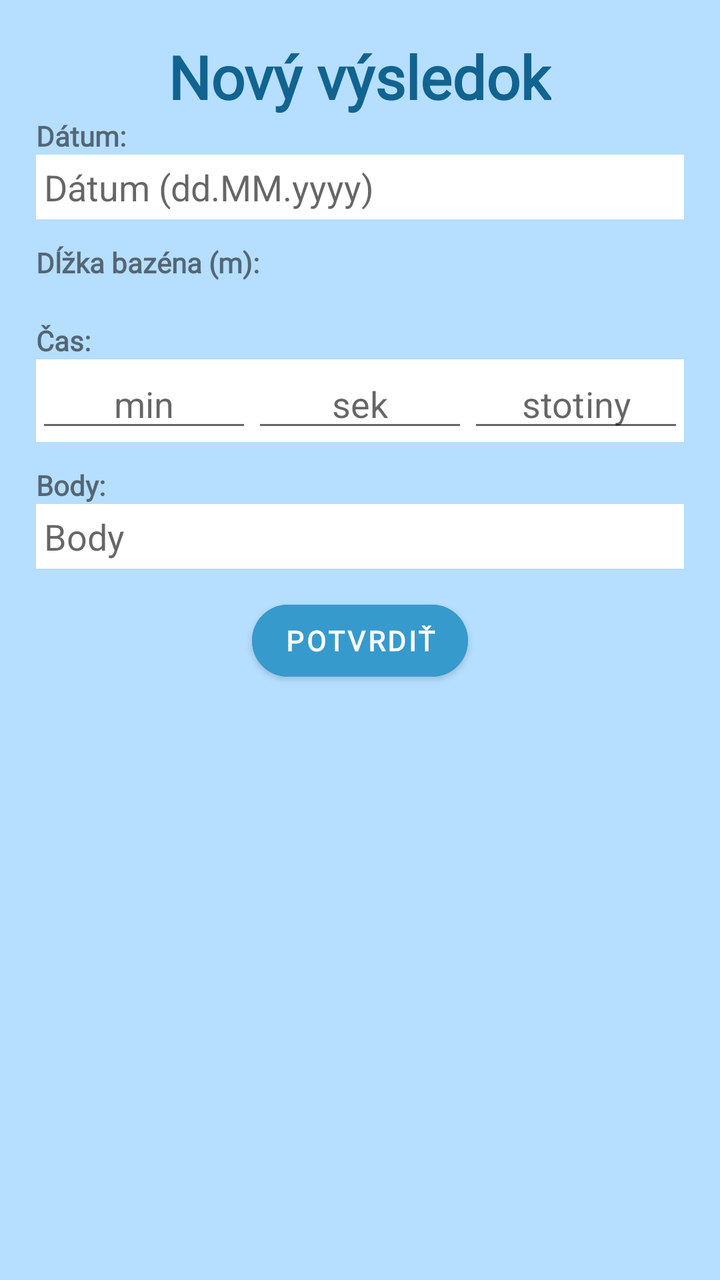
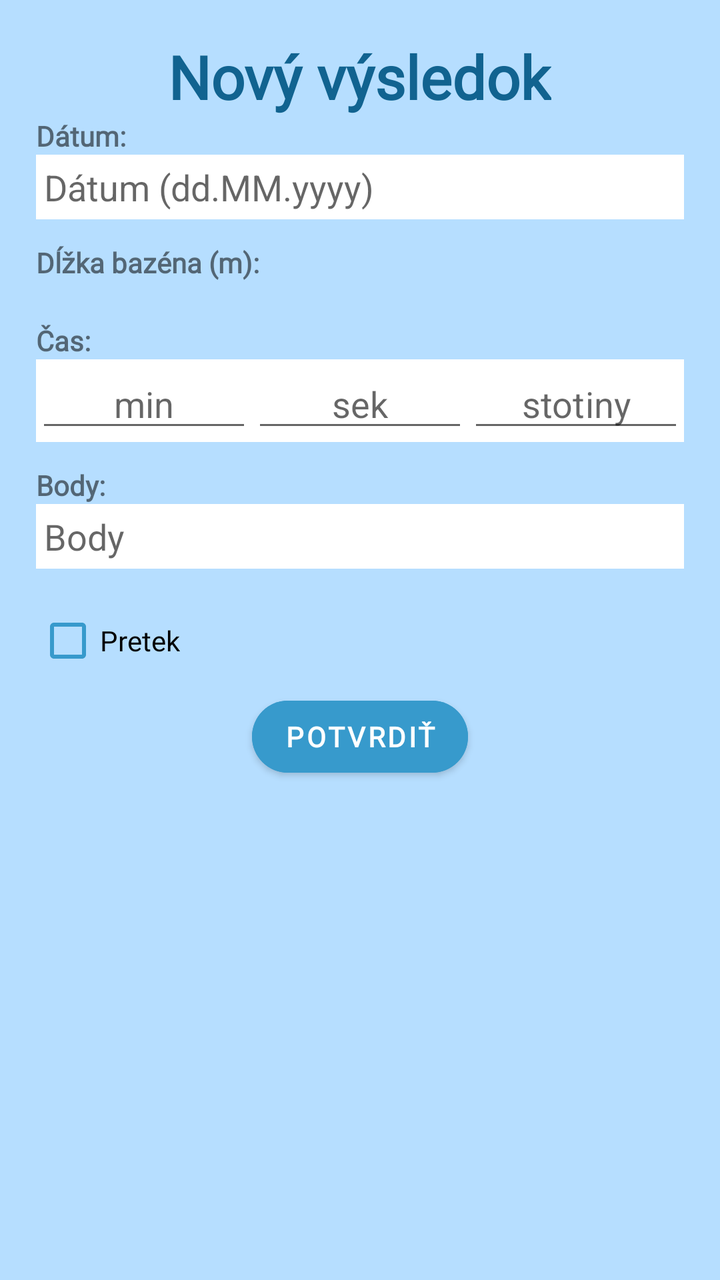

The first picture is an Android layout as it rendered before a commit; the second is the same layout after the commit. The layout source and the unified diff follow.
<!-- AndroidManifest.xml: application theme Theme.FINA_points_app -->
<!-- res/layout/dialog_new_result.xml -->
<?xml version="1.0" encoding="utf-8"?>
<LinearLayout xmlns:android="http://schemas.android.com/apk/res/android"
    xmlns:app="http://schemas.android.com/apk/res-auto"
    android:layout_width="match_parent"
    android:layout_height="wrap_content"
    android:padding="18dp"
    android:orientation="vertical"
    android:background="@color/log_reg_card"
    android:gravity="center_horizontal">

    <TextView
        android:id="@+id/tvNewResult"
        android:layout_width="wrap_content"
        android:layout_height="wrap_content"
        android:text="Nový výsledok"
        android:textColor="@color/title"
        android:textStyle="bold"
        android:textSize="30dp"
        android:fontFamily="@font/poppins_bold" />

    <LinearLayout
        android:layout_width="match_parent"
        android:layout_height="wrap_content"
        android:orientation="vertical"
        android:gravity="center_vertical">

        <TextView
            android:layout_width="wrap_content"
            android:layout_height="wrap_content"
            android:fontFamily="@font/poppins"
            android:text="Dátum:"
            android:textStyle="bold" />

        <EditText
            android:id="@+id/etDate"
            android:layout_width="match_parent"
            android:layout_height="wrap_content"
            android:hint="Dátum (dd.MM.yyyy)"
            android:textColor="#000000"
            android:layout_marginBottom="12dp"
            android:background="@color/white"
            android:padding="4dp"/>
    </LinearLayout>

    <LinearLayout
        android:layout_width="match_parent"
        android:layout_height="wrap_content"
        android:orientation="vertical"
        android:gravity="center_vertical">

        <TextView
            android:layout_width="wrap_content"
            android:layout_height="wrap_content"
            android:text="Dĺžka bazéna (m):"
            android:textStyle="bold"
            android:fontFamily="@font/poppins" />

        <Spinner
            android:id="@+id/spinnerPoolLength"
            android:layout_width="wrap_content"
            android:layout_height="wrap_content"
            android:layout_marginBottom="12dp"
            android:padding="4dp"
            android:background="@drawable/rounded_white_background" />
    </LinearLayout>

    <LinearLayout
        android:layout_width="match_parent"
        android:layout_height="wrap_content"
        android:orientation="vertical"
        android:gravity="center_vertical">

        <TextView
            android:layout_width="wrap_content"
            android:layout_height="wrap_content"
            android:text="Čas:"
            android:textStyle="bold"
            android:fontFamily="@font/poppins" />

        <LinearLayout
            android:id="@+id/timeContainer"
            android:layout_width="match_parent"
            android:layout_height="wrap_content"
            android:orientation="horizontal"
            android:background="@color/white"
            android:layout_marginBottom="12dp">

            <EditText
                android:id="@+id/etMinutes"
                android:layout_width="0dp"
                android:layout_height="wrap_content"
                android:layout_weight="1"
                android:hint="min"
                android:inputType="number"
                android:gravity="center"/>

            <EditText
                android:id="@+id/etSeconds"
                android:layout_width="0dp"
                android:layout_height="wrap_content"
                android:layout_weight="1"
                android:hint="sek"
                android:gravity="center"
                android:inputType="number"/>

            <EditText
                android:id="@+id/etHundredths"
                android:layout_width="0dp"
                android:layout_height="wrap_content"
                android:layout_weight="1"
                android:hint="stotiny"
                android:gravity="center"
                android:inputType="number" />
        </LinearLayout>
    </LinearLayout>

    <LinearLayout
        android:layout_width="match_parent"
        android:layout_height="wrap_content"
        android:orientation="vertical"
        android:gravity="center_vertical">

        <TextView
            android:layout_width="wrap_content"
            android:layout_height="wrap_content"
            android:text="Body:"
            android:textStyle="bold"
            android:fontFamily="@font/poppins"/>

        <EditText
            android:id="@+id/etPoints"
            android:layout_width="match_parent"
            android:layout_height="wrap_content"
            android:hint="Body"
            android:fontFamily="@font/poppins"
            android:inputType="number"
            android:padding="4dp"
            android:background="@color/white"
            android:textColor="#000000"
            android:layout_marginBottom="12dp"/>
    </LinearLayout>

    <com.google.android.material.button.MaterialButton
        android:id="@+id/btnSubmit"
        android:layout_width="wrap_content"
        android:layout_height="wrap_content"
        android:text="Potvrdiť"
        android:backgroundTint="@color/dark_background"
        android:textColor="@color/white"
        android:textStyle="bold"
        app:cornerRadius="24dp"
        android:fontFamily="@font/poppins"/>
</LinearLayout>
<!-- resources referenced by this layout -->
<resources>
  <color name="dark_background">#379ACC</color>
  <color name="log_reg_card">#B6DEFF</color>
  <color name="title">#116390</color>
  <color name="white">#FFFFFFFF</color>
  <!-- drawable rounded_white_background (drawable) -->
  <?xml version="1.0" encoding="utf-8"?>
  <shape xmlns:android="http://schemas.android.com/apk/res/android"
      android:shape="rectangle">
      <solid android:color="@android:color/white" />
      <corners android:radius="30dp" />
  </shape>
  <style name="Theme.FINA_points_app" parent="Base.Theme.FINA_points_app" />
  <style name="Base.Theme.FINA_points_app" parent="Theme.MaterialComponents.DayNight.NoActionBar">
          
          <item name="colorPrimary">@color/light_background</item>
          <item name="colorPrimaryVariant">@color/dark_background</item>
          <item name="android:statusBarColor">@color/dark_background</item>
          <item name="android:windowDrawsSystemBarBackgrounds">true</item>
          <item name="android:windowTranslucentStatus">false</item>
      </style>
  <color name="light_background">#DDF6FF</color>
</resources>

<!-- the commit's change to res/layout/dialog_new_result.xml (unified diff, before → after) -->
@@ -138,6 +138,27 @@
             android:background="@color/white"
             android:textColor="#000000"
             android:layout_marginBottom="12dp"/>
+
+        <CheckBox
+            android:id="@+id/cbCompetition"
+            android:layout_width="wrap_content"
+            android:layout_height="wrap_content"
+            android:text="Pretek"
+            android:fontFamily="@font/poppins"
+            android:buttonTint="@color/dark_background" />
+
+        <EditText
+            android:id="@+id/etEventName"
+            android:layout_width="match_parent"
+            android:layout_height="wrap_content"
+            android:hint="Názov pretekov"
+            android:fontFamily="@font/poppins"
+            android:inputType="textCapSentences"
+            android:padding="4dp"
+            android:background="@color/white"
+            android:textColor="#000000"
+            android:layout_marginBottom="12dp"
+            android:visibility="gone" />
     </LinearLayout>
 
     <com.google.android.material.button.MaterialButton
